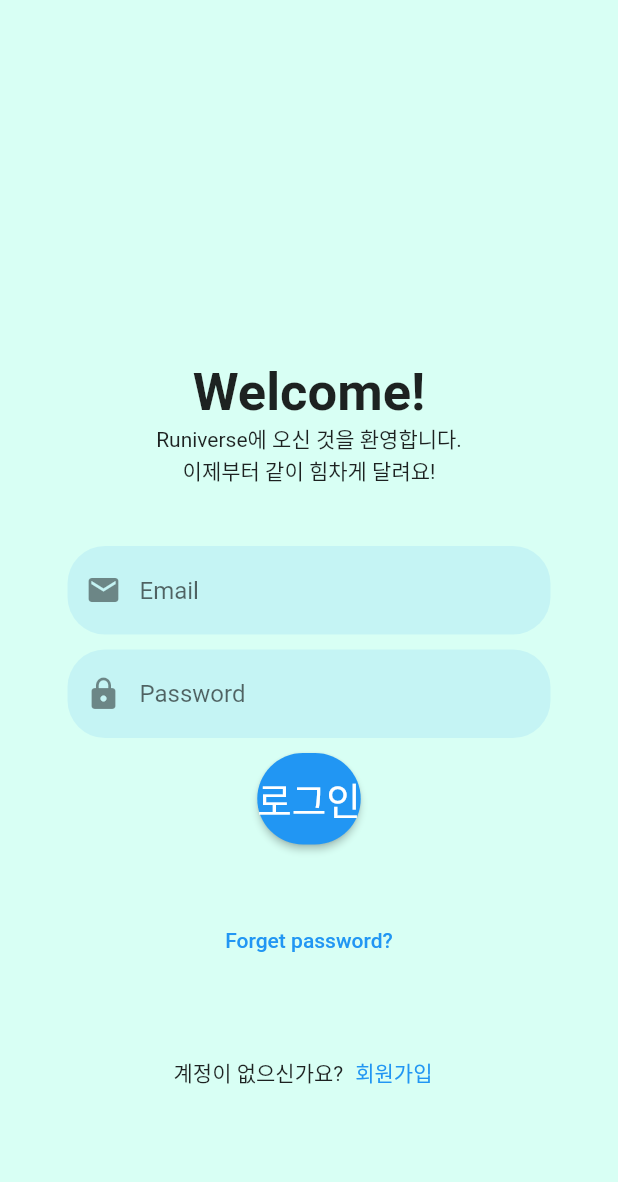
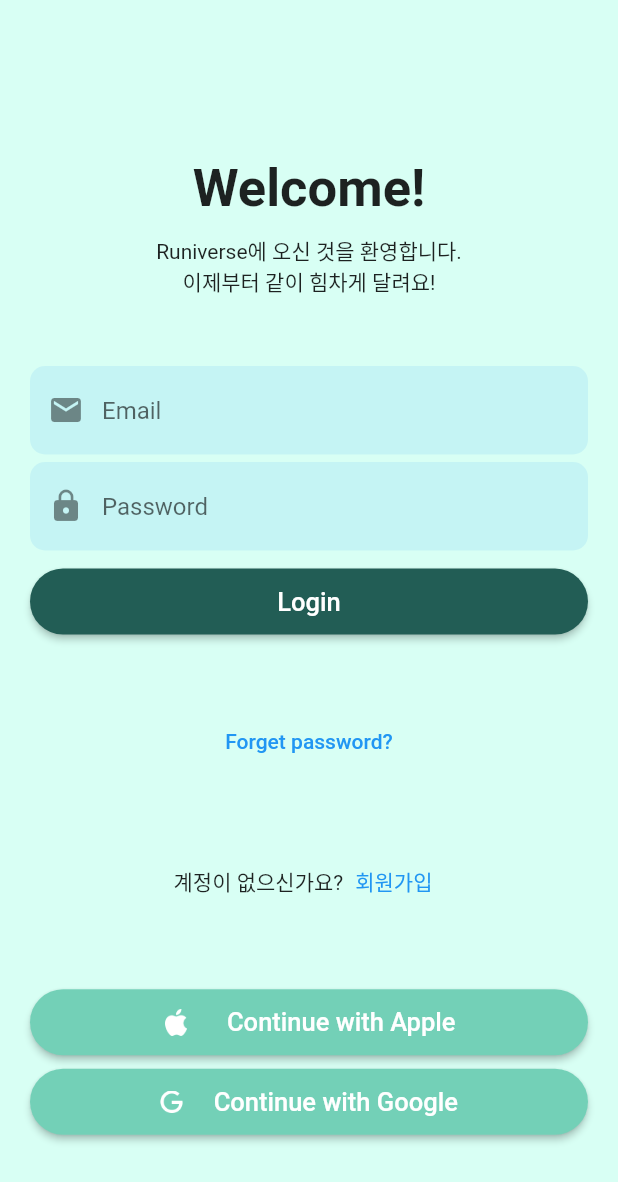
Before and after one commit to CHOSION/runiverse, a Flutter app: the screen it shows after launch, on a phone screen of 412 x 824 dp. Shown: the top 1182 px of the screen. Run offline on Flutter 3.47's test engine with Material 2 defaults, Android fonts, the phone set to English and light mode, and no system bars; our stand-ins replace animated_splash_screen, page_transition.

Commit message:
220518_1

```diff
--- a/lib/login.dart
+++ b/lib/login.dart
@@ -8,15 +8,17 @@ class LoginPage extends StatelessWidget {
   Widget build(BuildContext context) {
     return SafeArea(
       child: Scaffold(
+        resizeToAvoidBottomInset : false,
         body: Container(
-          margin: EdgeInsets.all(45),
+          margin: EdgeInsets.all(20),
           child: Column(
             mainAxisAlignment: MainAxisAlignment.spaceEvenly,
             children: [
               _header(context),
               _inputField(context),
               _forgotPassword(context),
-              _signUp(context)
+              _signUp(context),
+              _signUpOther(context)
             ],
           ),
         ),
@@ -27,60 +29,55 @@ class LoginPage extends StatelessWidget {
 
   _header(context) {
     return Column(
+      mainAxisAlignment: MainAxisAlignment.start,
       children: [
-        SizedBox(height: 156),
+        SizedBox(height: 40),
         Text(
           "Welcome!",
           style: TextStyle(fontSize: 35, fontWeight: FontWeight.bold),
         ),
+        SizedBox(height: 10),
         Text("Runiverse에 오신 것을 환영합니다."),
         Text("이제부터 같이 힘차게 달려요!")
       ],
     );
   }
 
-
   _inputField(context) {
     return Column(
+      crossAxisAlignment: CrossAxisAlignment.stretch,
       children: [
         TextField(
             decoration: InputDecoration(
                 hintText: "Email",
                 border: OutlineInputBorder(
-                    borderRadius: BorderRadius.circular(25),
+                    borderRadius: BorderRadius.circular(10),
                     borderSide: BorderSide.none),
-                fillColor: Theme
-                    .of(context)
-                    .primaryColor
-                    .withOpacity(0.1),
+                fillColor: Theme.of(context).primaryColor.withOpacity(0.1),
                 filled: true,
-                prefixIcon: Icon(Icons.mail)
-            )
-        ),
-        SizedBox(height: 10),
+                prefixIcon: Icon(Icons.mail))),
+        SizedBox(height: 5),
         TextField(
+          obscureText: true,
           decoration: InputDecoration(
               hintText: "Password",
               border: OutlineInputBorder(
-                    borderRadius: BorderRadius.circular(25),
+                  borderRadius: BorderRadius.circular(10),
                   borderSide: BorderSide.none),
-                fillColor: Theme
-                    .of(context)
-                    .primaryColor
-                    .withOpacity(0.1),
+              fillColor: Theme.of(context).primaryColor.withOpacity(0.1),
               filled: true,
               prefixIcon: Icon(Icons.lock)
           ),
-          obscureText: true,
         ),
         SizedBox(height: 10),
         ElevatedButton(
-            onPressed: (){},
+          onPressed: () {},
           child: Text(
-              "로그인",
-              style: TextStyle(fontSize: 25),
+            "Login",
+            style: TextStyle(fontSize: 17),
           ),
           style: ElevatedButton.styleFrom(
+            primary: Palette.textDarkColor,
             shape: StadiumBorder(),
             padding: EdgeInsets.symmetric(vertical: 12),
           ),
@@ -102,4 +99,39 @@ class LoginPage extends StatelessWidget {
       ],
     );
   }
+
+  _signUpOther(context) {
+    return Column(
+        crossAxisAlignment: CrossAxisAlignment.stretch,
+        children: [
+          ElevatedButton.icon(
+            onPressed: () {},
+            icon: Image.asset('assets/apple_logo.png', width: 18.0, height: 18.0),
+            style: ElevatedButton.styleFrom(
+              primary: Palette.iconColor,
+              shape: StadiumBorder(),
+              padding: EdgeInsets.symmetric(vertical: 12),
+            ),
+            label: const Text(
+              "    Continue with Apple",
+              style: TextStyle(fontSize: 17),
+            ),
+          ),
+          SizedBox(height: 5),
+          ElevatedButton.icon(
+            onPressed: () {},
+            icon: Image.asset('assets/google_logo.png', width: 15.0, height: 15.0),
+            style: ElevatedButton.styleFrom(
+              primary: Palette.iconColor,
+              shape: StadiumBorder(),
+              padding: EdgeInsets.symmetric(vertical: 12),
+            ),
+            label: const Text(
+              "   Continue with Google",
+              style: TextStyle(fontSize: 17),
+            ),
+          )
+        ]
+    );
   }
+}
--- a/lib/main.dart
+++ b/lib/main.dart
@@ -16,7 +16,7 @@ class MyApp extends StatelessWidget {
     return MaterialApp(
       title: 'FlutterDemo',
       theme: ThemeData(
-          primaryColor: Colors.white,
+          primaryColor: Palette.iconColor,
       ),
       home: const SplashScreen(),
     );
```
Also changed, not shown: assets/apple_logo.png (added), assets/google_logo.png (added). Lines whose indentation alone changed are shown as unchanged.
